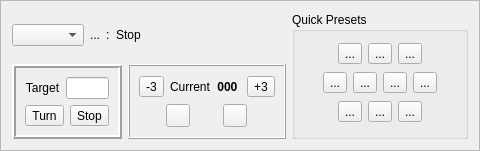
Qt form mqt/MqtLogger/rotcontrolframe.ui (Rsclub22/Minos2-Mirror) before a commit.
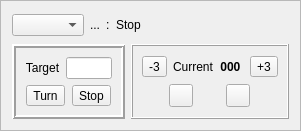
The same form after that commit.

Commit message: Break rot presets into their own window; another attempt to get rot selection right

```diff
--- a/mqt/MqtLogger/rotcontrolframe.ui
+++ b/mqt/MqtLogger/rotcontrolframe.ui
@@ -6,8 +6,8 @@
    <rect>
     <x>0</x>
     <y>0</y>
-    <width>480</width>
-    <height>151</height>
+    <width>301</width>
+    <height>131</height>
    </rect>
   </property>
   <property name="windowTitle">
@@ -19,9 +19,7 @@
   <property name="frameShadow">
    <enum>QFrame::Raised</enum>
   </property>
-  <layout class="QHBoxLayout" name="horizontalLayout_10">
-   <item>
-    <layout class="QVBoxLayout" name="verticalLayout_4">
+  <layout class="QVBoxLayout" name="verticalLayout_3">
      <item>
       <layout class="QHBoxLayout" name="horizontalLayout_7">
        <item>
@@ -249,177 +247,6 @@
         </widget>
        </item>
       </layout>
-     </item>
-    </layout>
-   </item>
-   <item>
-    <widget class="QGroupBox" name="groupBox_3">
-     <property name="title">
-      <string>Quick Presets</string>
-     </property>
-     <layout class="QVBoxLayout" name="verticalLayout_3">
-      <item>
-       <layout class="QHBoxLayout" name="horizontalLayout_8">
-        <item>
-         <spacer name="horizontalSpacer_2">
-          <property name="orientation">
-           <enum>Qt::Horizontal</enum>
-          </property>
-          <property name="sizeHint" stdset="0">
-           <size>
-            <width>40</width>
-            <height>20</height>
-           </size>
-          </property>
-         </spacer>
-        </item>
-        <item>
-         <widget class="QToolButton" name="presetButton0">
-          <property name="text">
-           <string>...</string>
-          </property>
-         </widget>
-        </item>
-        <item>
-         <widget class="QToolButton" name="presetButton1">
-          <property name="text">
-           <string>...</string>
-          </property>
-         </widget>
-        </item>
-        <item>
-         <widget class="QToolButton" name="presetButton2">
-          <property name="text">
-           <string>...</string>
-          </property>
-         </widget>
-        </item>
-        <item>
-         <spacer name="horizontalSpacer_3">
-          <property name="orientation">
-           <enum>Qt::Horizontal</enum>
-          </property>
-          <property name="sizeHint" stdset="0">
-           <size>
-            <width>40</width>
-            <height>20</height>
-           </size>
-          </property>
-         </spacer>
-        </item>
-       </layout>
-      </item>
-      <item>
-       <layout class="QHBoxLayout" name="horizontalLayout_6">
-        <item>
-         <spacer name="horizontalSpacer_4">
-          <property name="orientation">
-           <enum>Qt::Horizontal</enum>
-          </property>
-          <property name="sizeHint" stdset="0">
-           <size>
-            <width>40</width>
-            <height>20</height>
-           </size>
-          </property>
-         </spacer>
-        </item>
-        <item>
-         <widget class="QToolButton" name="presetButton3">
-          <property name="text">
-           <string>...</string>
-          </property>
-         </widget>
-        </item>
-        <item>
-         <widget class="QToolButton" name="presetButton4">
-          <property name="text">
-           <string>...</string>
-          </property>
-         </widget>
-        </item>
-        <item>
-         <widget class="QToolButton" name="presetButton5">
-          <property name="text">
-           <string>...</string>
-          </property>
-         </widget>
-        </item>
-        <item>
-         <widget class="QToolButton" name="presetButton6">
-          <property name="text">
-           <string>...</string>
-          </property>
-         </widget>
-        </item>
-        <item>
-         <spacer name="horizontalSpacer_5">
-          <property name="orientation">
-           <enum>Qt::Horizontal</enum>
-          </property>
-          <property name="sizeHint" stdset="0">
-           <size>
-            <width>40</width>
-            <height>20</height>
-           </size>
-          </property>
-         </spacer>
-        </item>
-       </layout>
-      </item>
-      <item>
-       <layout class="QHBoxLayout" name="horizontalLayout_5">
-        <item>
-         <spacer name="horizontalSpacer_6">
-          <property name="orientation">
-           <enum>Qt::Horizontal</enum>
-          </property>
-          <property name="sizeHint" stdset="0">
-           <size>
-            <width>40</width>
-            <height>20</height>
-           </size>
-          </property>
-         </spacer>
-        </item>
-        <item>
-         <widget class="QToolButton" name="presetButton7">
-          <property name="text">
-           <string>...</string>
-          </property>
-         </widget>
-        </item>
-        <item>
-         <widget class="QToolButton" name="presetButton8">
-          <property name="text">
-           <string>...</string>
-          </property>
-         </widget>
-        </item>
-        <item>
-         <widget class="QToolButton" name="presetButton9">
-          <property name="text">
-           <string>...</string>
-          </property>
-         </widget>
-        </item>
-        <item>
-         <spacer name="horizontalSpacer_7">
-          <property name="orientation">
-           <enum>Qt::Horizontal</enum>
-          </property>
-          <property name="sizeHint" stdset="0">
-           <size>
-            <width>40</width>
-            <height>20</height>
-           </size>
-          </property>
-         </spacer>
-        </item>
-       </layout>
-      </item>
-     </layout>
-    </widget>
    </item>
   </layout>
  </widget>
```
Lines whose indentation alone changed are shown as unchanged. The commit also changes 24 other files.
